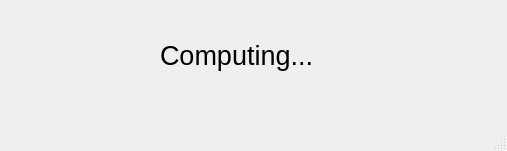
Old version of the form interface-pyqt/timer/interface.ui in the repository joselado/quantum-lattice.
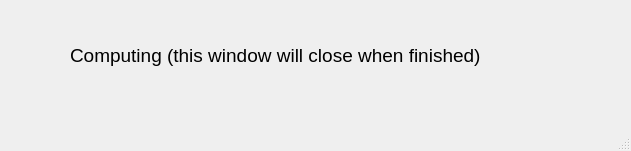
New version of the form.

```diff
--- a/interface-pyqt/timer/interface.ui
+++ b/interface-pyqt/timer/interface.ui
@@ -6,7 +6,7 @@
    <rect>
     <x>0</x>
     <y>0</y>
-    <width>507</width>
+    <width>631</width>
     <height>151</height>
    </rect>
   </property>
@@ -17,19 +17,19 @@
    <widget class="QLabel" name="label">
     <property name="geometry">
      <rect>
-      <x>160</x>
+      <x>70</x>
       <y>20</y>
-      <width>201</width>
+      <width>481</width>
       <height>71</height>
      </rect>
     </property>
     <property name="font">
      <font>
-      <pointsize>20</pointsize>
+      <pointsize>14</pointsize>
      </font>
     </property>
     <property name="text">
-     <string>Computing...</string>
+     <string>Computing (this window will close when finished)</string>
     </property>
    </widget>
   </widget>
```
Left out of the diff: 4 changed lines with no effect on the pictures.
